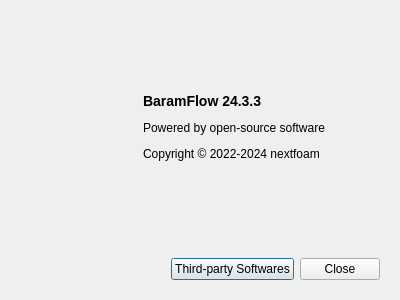
The window that baramFlow/view/main_window/menu/help/about_dialog.ui (nextfoam/baram) describes before a commit, drawn with Qt 5.
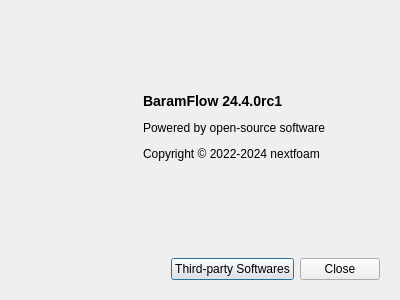
The same window after the commit.

Patch:
```diff
--- a/baramFlow/view/main_window/menu/help/about_dialog.ui
+++ b/baramFlow/view/main_window/menu/help/about_dialog.ui
@@ -90,7 +90,7 @@
          </sizepolicy>
         </property>
         <property name="text">
-         <string>&lt;p&gt;&lt;b&gt;&lt;font size=&quot;4&quot;&gt;BaramFlow 24.3.3&lt;/font&gt;&lt;/b&gt;&lt;/p&gt;
+         <string>&lt;p&gt;&lt;b&gt;&lt;font size=&quot;4&quot;&gt;BaramFlow 24.4.0rc1&lt;/font&gt;&lt;/b&gt;&lt;/p&gt;
 
 &lt;p&gt;Powered by open-source software&lt;/p&gt;
 
```
